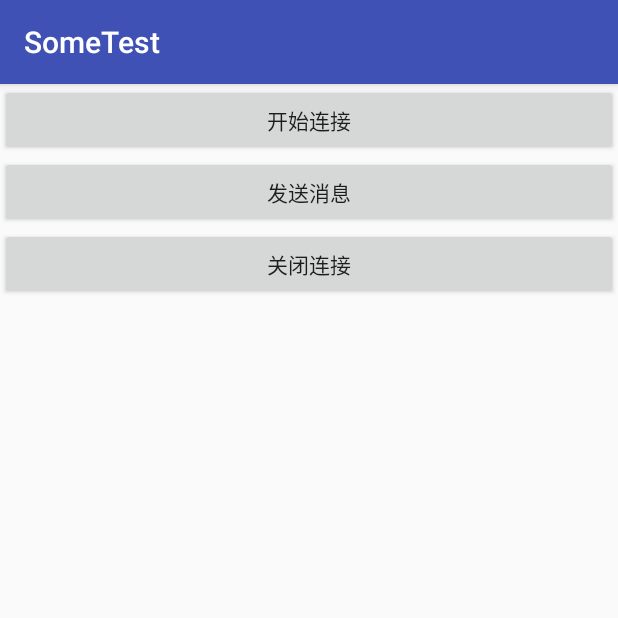
After one commit to remilelei/Test, an Android app: the TestMinaActivity screen opened directly, with no data from a screen before it, on a phone screen of 412 x 824 dp, the top half of it. The commit adds this screen. Run offline under Robolectric (Android 15) with nearby library versions, the phone set to English and light mode, and no system bars.

Commit message:
-- 添加Mina大体框架

```diff
--- a/app/build.gradle
+++ b/app/build.gradle
@@ -24,6 +24,8 @@ dependencies {
     androidTestCompile('com.android.support.test.espresso:espresso-core:2.2.2', {
         exclude group: 'com.android.support', module: 'support-annotations'
     })
+    compile group: 'org.slf4j', name: 'slf4j-android', version: '1.6.1-RC1'
+    compile group: 'org.apache.mina', name: 'mina-core', version: '2.0.16'
     compile 'com.android.support:appcompat-v7:25.3.1'
     compile 'com.android.support.constraint:constraint-layout:1.0.2'
     testCompile 'junit:junit:4.12'
--- /dev/null
+++ b/app/src/main/java/com/example/remilelei/sometest/minatest/TestMinaActivity.java
@@ -0,0 +1,31 @@
+package com.example.remilelei.sometest.minatest;
+
+import android.support.v7.app.AppCompatActivity;
+import android.os.Bundle;
+import android.util.Log;
+import android.view.View;
+
+import com.example.remilelei.sometest.R;
+
+public class TestMinaActivity extends AppCompatActivity {
+
+    @Override
+    protected void onCreate(Bundle savedInstanceState) {
+        super.onCreate(savedInstanceState);
+        setContentView(R.layout.activity_test_mina);
+    }
+
+    public void onClick(View view) {
+        switch (view.getId()) {
+            case R.id.btn_mina_link_start: {
+                break;
+            }
+            case R.id.btn_mina_send_msg: {
+                break;
+            }
+            case R.id.btn_mina_link_close: {
+                break;
+            }
+        }
+    }
+}
--- a/app/src/main/res/layout/activity_main.xml
+++ b/app/src/main/res/layout/activity_main.xml
@@ -24,4 +24,10 @@
         tools:layout_editor_absoluteX="8dp"
         android:onClick="onClick"/>
 
+    <Button
+        android:id="@+id/btn_to_test_mina"
+        android:text="测试Mina"
+        android:layout_width="match_parent"
+        android:layout_height="wrap_content" />
+
 </LinearLayout>
--- /dev/null
+++ b/app/src/main/res/layout/activity_test_mina.xml
@@ -0,0 +1,29 @@
+<?xml version="1.0" encoding="utf-8"?>
+<RelativeLayout xmlns:android="http://schemas.android.com/apk/res/android"
+    xmlns:tools="http://schemas.android.com/tools"
+    android:layout_width="match_parent"
+    android:layout_height="match_parent"
+    tools:context="com.example.remilelei.sometest.minatest.TestMinaActivity">
+
+    <Button
+        android:id="@+id/btn_mina_link_start"
+        android:text="开始连接"
+        android:layout_width="match_parent"
+        android:layout_height="wrap_content"
+        android:onClick="onClick"/>
+    <Button
+        android:id="@+id/btn_mina_send_msg"
+        android:text="发送消息"
+        android:layout_below="@+id/btn_mina_link_start"
+        android:layout_width="match_parent"
+        android:layout_height="wrap_content"
+        android:onClick="onClick"/>
+    <Button
+        android:id="@+id/btn_mina_link_close"
+        android:text="关闭连接"
+        android:layout_below="@+id/btn_mina_send_msg"
+        android:layout_width="match_parent"
+        android:layout_height="wrap_content"
+        android:onClick="onClick"/>
+
+</RelativeLayout>
```
Also changed, not shown: app/src/main/AndroidManifest.xml (+12 -4 lines), app/src/main/java/com/example/remilelei/sometest/MainActivity.java (+7 -0 lines), app/src/main/java/com/example/remilelei/sometest/minatest/ConnectionConfig.java (added, +15 -0 lines), app/src/main/java/com/example/remilelei/sometest/minatest/ConnectionManager.java (added, +71 -0 lines), app/src/main/java/com/example/remilelei/sometest/minatest/MInaService.java (added, +36 -0 lines), 1 other file.
